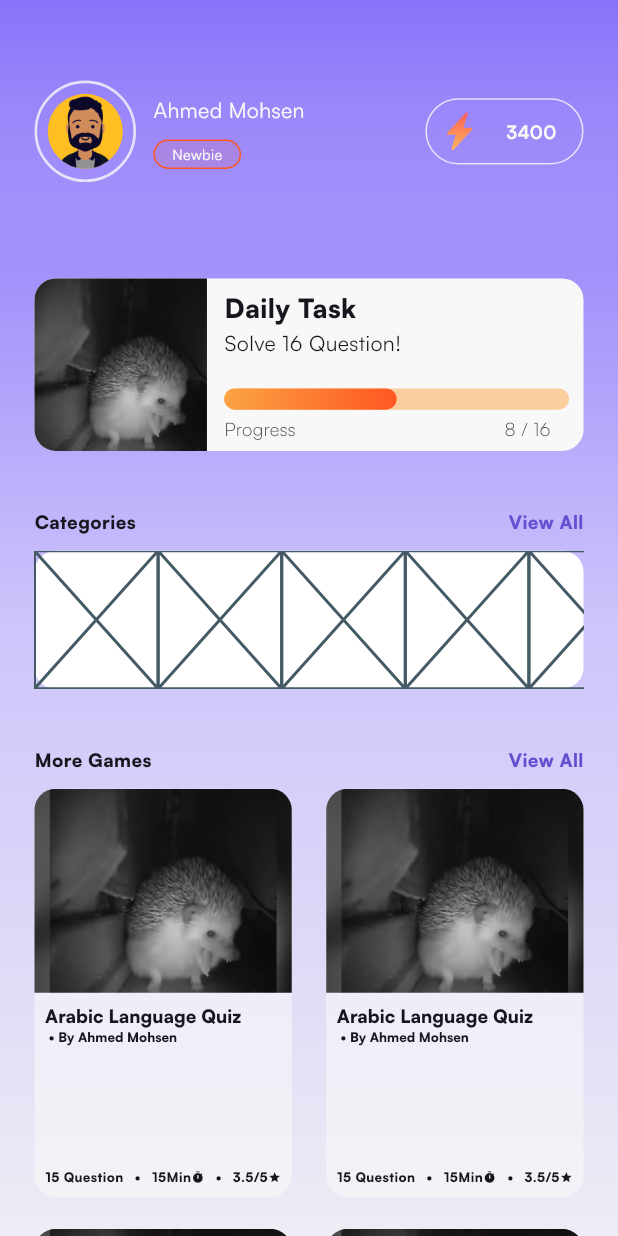
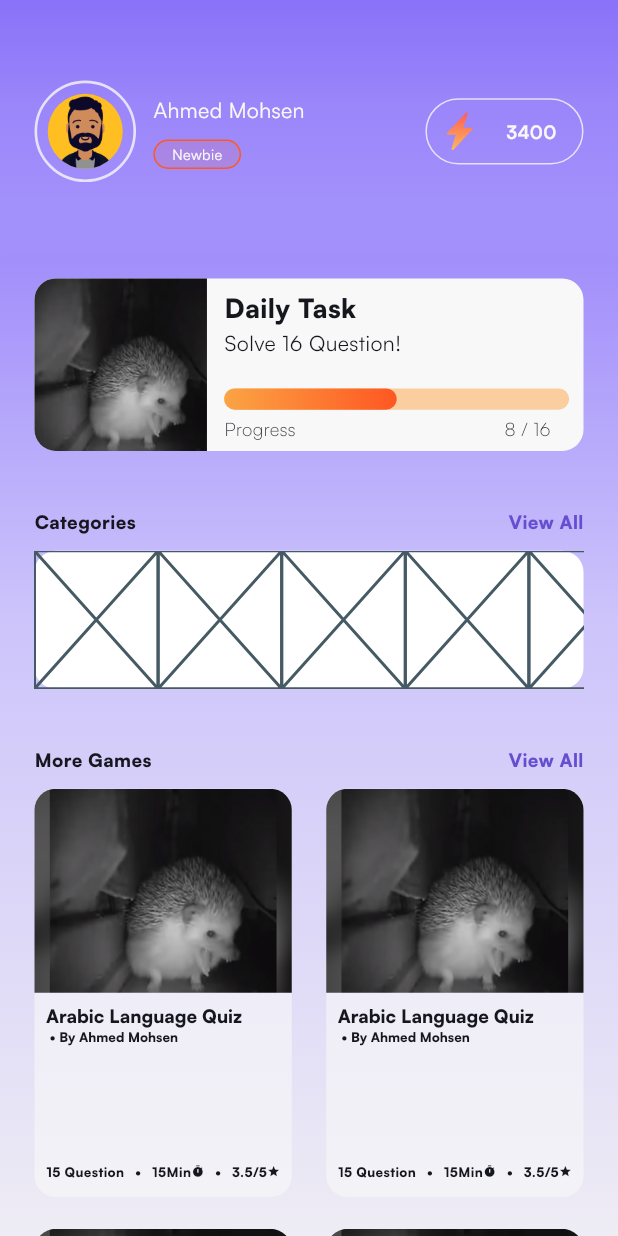
Before and after one commit to ahmedSobhi1122/Quizer, a Flutter app: the screen it shows after launch, on a phone screen of 412 x 824 dp. Run offline on Flutter 3.47's test engine with Material 3 defaults, Android fonts, the phone set to English and light mode, and no system bars; our stand-ins replace dio, easy_localization, equatable, firebase_auth, firebase_core, flutter_bloc and 8 more; missing offline and left inert: flutter_facebook_auth; accounts and stored records are empty; project files that could hold a hidden picture were left out.

Commit message:
change home ui structure - add home 1st api call,repo,useCase,cubit and state for home screen

```diff
--- a/lib/core/dependency_injection.dart
+++ b/lib/core/dependency_injection.dart
@@ -8,6 +8,7 @@ import 'package:quizer/features/data_sources/repository_impl/auth_repository.dar
 import 'package:quizer/features/domain/repository/account_repository.dart';
 import 'package:quizer/features/domain/repository/auth_repository.dart';
 import 'package:quizer/features/domain/usecases/facebook_auth_usecase.dart';
+import 'package:quizer/features/domain/usecases/get_home_profile_data_usecase.dart';
 import 'package:quizer/features/domain/usecases/get_otp_usecase.dart';
 import 'package:quizer/features/domain/usecases/google_auth_usecase.dart';
 import 'package:quizer/features/domain/usecases/login_usecase.dart';
@@ -22,6 +23,7 @@ import 'package:quizer/features/presentation/cubit/register_cubit.dart';
 import 'package:shared_preferences/shared_preferences.dart';
 
 import '../features/domain/usecases/get_profile_data_usecase.dart';
+import '../features/presentation/cubit/home_cubit.dart';
 import '../features/presentation/cubit/profile_cubit.dart';
 
 final sl = GetIt.instance;
@@ -40,6 +42,7 @@ Future<void> init() async {
 
   /// UseCases
   sl.registerLazySingleton<GetProfileDataUseCase>(() => GetProfileDataUseCase(sl()));
+  sl.registerLazySingleton<GetHomeProfileUseCase>(() => GetHomeProfileUseCase(sl()));
   sl.registerLazySingleton<LoginUseCase>(() => LoginUseCase(sl()));
   sl.registerLazySingleton<GetOTPUseCase>(() => GetOTPUseCase(sl()));
   sl.registerLazySingleton<RegisterUseCase>(() => RegisterUseCase(sl()));
@@ -54,5 +57,6 @@ Future<void> init() async {
   sl.registerLazySingleton<RegisterCubit>(() => RegisterCubit(sl(),sl(),sl()));
   sl.registerLazySingleton<LoginCubit>(() => LoginCubit(sl(),sl(),sl()));
   sl.registerLazySingleton<ProfileCubit>(() => ProfileCubit(sl()));
+  sl.registerLazySingleton<HomeCubit>(() => HomeCubit(sl()));
   sl.registerLazySingleton<ForgetPasswordCubit>(() => ForgetPasswordCubit(sl(),sl(),sl(),sl(),sl()));
 }
--- a/lib/core/resources/constants.dart
+++ b/lib/core/resources/constants.dart
@@ -1,5 +1,5 @@
 class Constants {
-  static const String baseUrl = 'https://4c30-197-33-64-158.ngrok-free.app/api/';
+  static const String baseUrl = 'https://ba83-197-33-64-158.ngrok-free.app/api/';
   static const Duration apiTimeOut = Duration(seconds: 5);
   static const Duration defaultDuration = Duration(milliseconds: 300);
   static const double desktopBreakpoint = 950;
--- a/lib/features/domain/entities/user.dart
+++ b/lib/features/domain/entities/user.dart
@@ -16,11 +16,13 @@ class User {
   final int? thirdPlaceCount;
   final String? profileImage;
   final int? secondPlaceCount;
+  final int? points;
 
   User({
     this.type,
     this.coverImage,
     this.profileImage,
+    this.points,
     this.firstPlaceCount,
     this.secondPlaceCount,
     this.thirdPlaceCount,
--- a/lib/features/domain/repository/account_repository.dart
+++ b/lib/features/domain/repository/account_repository.dart
@@ -1,6 +1,7 @@
 import '../entities/user.dart';
 
 abstract class AccountRepository {
+  Future<User> homeProfile(String userID);
   Future<User> getProfile(String email);
   Future<void> updateProfile(String email);
   Future<void> deleteAccount(String email);
--- /dev/null
+++ b/lib/features/domain/usecases/get_home_profile_data_usecase.dart
@@ -0,0 +1,11 @@
+import 'package:quizer/features/domain/entities/user.dart';
+
+import '../repository/account_repository.dart';
+
+class GetHomeProfileUseCase {
+  final AccountRepository repository;
+
+  GetHomeProfileUseCase(this.repository);
+
+  Future<User> call(String userID) async => await repository.homeProfile(userID);
+}
--- a/lib/features/presentation/pages/Home Page/Widgets/custom_home_moregames.dart
+++ b/lib/features/presentation/pages/Home Page/Widgets/custom_home_moregames.dart
@@ -20,10 +20,7 @@ class CustomHomeMoreGames extends StatelessWidget {
 
   @override
   Widget build(BuildContext context) {
-    return GridView.builder(
-      shrinkWrap: true,
-      padding: EdgeInsets.zero,
-      physics: gridPhysics,
+    return SliverGrid.builder(
       gridDelegate: gridDelegate,
       itemCount: 20,
       itemBuilder: (context, index) {
@@ -65,7 +62,7 @@ class CustomGame extends StatelessWidget {
           Flexible(
             flex: 1,
             child: Padding(
-              padding: EdgeInsets.all(AppPadding.p8.r),
+              padding: EdgeInsets.only(top: AppPadding.p8.h,left: AppPadding.p8.w,right: AppPadding.p8.w,bottom: AppPadding.p12.h),
               child: Column(
                 crossAxisAlignment: CrossAxisAlignment.start,
                 children: [
@@ -116,7 +113,6 @@ class CustomInfo extends StatelessWidget {
   }
 }
 
-
 class CustomInfoComponent extends StatelessWidget {
   final String data;
   final IconData icon;
--- a/lib/features/presentation/pages/Home Page/home_page.dart
+++ b/lib/features/presentation/pages/Home Page/home_page.dart
@@ -4,6 +4,8 @@ import 'package:quizer/core/resources/app_values.dart';
 import 'package:quizer/features/presentation/common/background.dart';
 import 'package:quizer/features/presentation/pages/Home%20Page/Widgets/custom_home_categories.dart';
 
+import '../../../../core/dependency_injection.dart';
+import '../../../domain/usecases/get_home_profile_data_usecase.dart';
 import 'Widgets/custom_clickable_titles.dart';
 import 'Widgets/custom_daily_task.dart';
 import 'Widgets/custom_home_appbar.dart';
@@ -26,31 +28,50 @@ class _HomePageState extends State<HomePage> {
             paddingRight: AppPadding.p24,
             paddingLeft: AppPadding.p24,
             paddingTop: AppPadding.p50,
-            child: SingleChildScrollView(
-              child: Column(
-                children: [
-                  SizedBox(height: AppSize.s160.h),
-                  const CustomDailyTask(),
-                  SizedBox(height: AppSize.s43.h),
-                  CustomClickableTitles(
+            child: CustomScrollView(
+              slivers: [
+                SliverToBoxAdapter(
+                  child: SizedBox(height: AppSize.s160.h),
+                ),
+                const SliverToBoxAdapter(
+                  child: CustomDailyTask(),
+                ),
+                SliverToBoxAdapter(
+                  child: SizedBox(height: AppSize.s43.h),
+                ),
+                SliverToBoxAdapter(
+                  child: CustomClickableTitles(
                     title: "Categories",
                     clickable: "View All",
-                    clickableOnTap: () => print(
-                        "I view all categories"), // TODO add function here
+                    clickableOnTap: () async
+                    {
+                      final GetHomeProfileUseCase getHomeProfileUseCase = GetHomeProfileUseCase(sl());
+                      await getHomeProfileUseCase.call("92aecb4b-1dcf-4606-8982-653e1799c474");
+                    }, // TODO add function here
                   ),
-                  SizedBox(height: AppSize.s12.h),
-                  const CustomHomeCategories(),
-                  SizedBox(height: AppSize.s43.h),
-                  CustomClickableTitles(
+                ),
+                SliverToBoxAdapter(
+                  child: SizedBox(height: AppSize.s12.h),
+                ),
+                const SliverToBoxAdapter(
+                  child: CustomHomeCategories(),
+                ),
+                SliverToBoxAdapter(
+                  child: SizedBox(height: AppSize.s43.h),
+                ),
+                SliverToBoxAdapter(
+                  child: CustomClickableTitles(
                     title: "More Games",
                     clickable: "View All",
                     clickableOnTap: () =>
                         print("I view all quizzes"), // TODO add function here
                   ),
-                  SizedBox(height: AppSize.s12.h),
-                   const CustomHomeMoreGames(),
-                ],
-              ),
+                ),
+                SliverToBoxAdapter(
+                  child: SizedBox(height: AppSize.s12.h),
+                ),
+                const CustomHomeMoreGames(),
+              ],
             ),
           ),
           const CustomHomeAppbar()
```
Also changed, not shown: lib/features/data_sources/API/remote_data_source.dart (+31 -0 lines), lib/features/data_sources/models/user_home_profile_model.dart (added, +47 -0 lines), lib/features/data_sources/repository_impl/account_repository.dart (+14 -0 lines), lib/features/presentation/cubit/home_cubit.dart (added, +25 -0 lines), lib/features/presentation/state/home_state.dart (added, +35 -0 lines).
